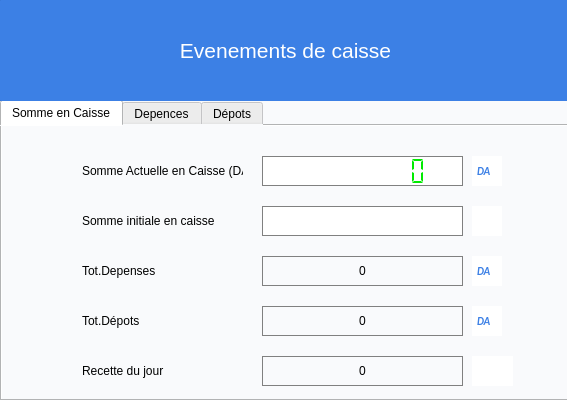
First picture: the form in DESIGN/DIALOGS/registerCreatorDialog.ui, repository indigene-way/ERP_business_Manager, before the edit.
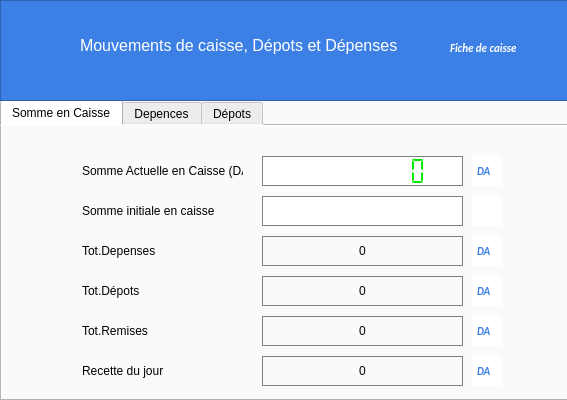
Second picture: the form after the edit. Icons and pictures are not drawn.

```diff
--- a/DESIGN/DIALOGS/registerCreatorDialog.ui
+++ b/DESIGN/DIALOGS/registerCreatorDialog.ui
@@ -146,7 +146,7 @@
      <property name="geometry">
       <rect>
        <x>80</x>
-       <y>130</y>
+       <y>110</y>
        <width>161</width>
        <height>30</height>
       </rect>
@@ -179,7 +179,7 @@
      <property name="geometry">
       <rect>
        <x>260</x>
-       <y>180</y>
+       <y>150</y>
        <width>201</width>
        <height>30</height>
       </rect>
@@ -199,7 +199,7 @@
      <property name="geometry">
       <rect>
        <x>260</x>
-       <y>130</y>
+       <y>110</y>
        <width>201</width>
        <height>30</height>
       </rect>
@@ -219,7 +219,7 @@
      <property name="geometry">
       <rect>
        <x>80</x>
-       <y>180</y>
+       <y>150</y>
        <width>161</width>
        <height>30</height>
       </rect>
@@ -232,7 +232,7 @@
      <property name="geometry">
       <rect>
        <x>80</x>
-       <y>80</y>
+       <y>70</y>
        <width>161</width>
        <height>30</height>
       </rect>
@@ -245,7 +245,7 @@
      <property name="geometry">
       <rect>
        <x>260</x>
-       <y>80</y>
+       <y>70</y>
        <width>201</width>
        <height>30</height>
       </rect>
@@ -271,7 +271,7 @@
      <property name="geometry">
       <rect>
        <x>470</x>
-       <y>80</y>
+       <y>70</y>
        <width>30</width>
        <height>30</height>
       </rect>
@@ -324,52 +324,6 @@
       </size>
      </property>
     </widget>
-    <widget class="QPushButton" name="registerPrint">
-     <property name="geometry">
-      <rect>
-       <x>470</x>
-       <y>230</y>
-       <width>41</width>
-       <height>30</height>
-      </rect>
-     </property>
-     <property name="sizePolicy">
-      <sizepolicy hsizetype="Minimum" vsizetype="Maximum">
-       <horstretch>0</horstretch>
-       <verstretch>0</verstretch>
-      </sizepolicy>
-     </property>
-     <property name="cursor">
-      <cursorShape>PointingHandCursor</cursorShape>
-     </property>
-     <property name="toolTip">
-      <string>imprimer les évenements caisse...</string>
-     </property>
-     <property name="statusTip">
-      <string/>
-     </property>
-     <property name="autoFillBackground">
-      <bool>false</bool>
-     </property>
-     <property name="styleSheet">
-      <string notr="true">QPushButton{background-color:white; color : white; border: 0px solid #000028 ;  text-align:center}
-QPushButton:hover{background-color:#f9fafc;color:#a4a5a7;border: 0px solid #ecf0f5}
-QPushButton:focus{color:#00ea00}</string>
-     </property>
-     <property name="text">
-      <string/>
-     </property>
-     <property name="icon">
-      <iconset>
-       <normaloff>../../IMAGES/Icons/window (2).png</normaloff>../../IMAGES/Icons/window (2).png</iconset>
-     </property>
-     <property name="iconSize">
-      <size>
-       <width>30</width>
-       <height>29</height>
-      </size>
-     </property>
-    </widget>
     <widget class="QPushButton" name="editInit_2">
      <property name="geometry">
       <rect>
@@ -425,7 +379,7 @@
      <property name="geometry">
       <rect>
        <x>470</x>
-       <y>130</y>
+       <y>110</y>
        <width>30</width>
        <height>30</height>
       </rect>
@@ -476,7 +430,7 @@
      <property name="geometry">
       <rect>
        <x>470</x>
-       <y>180</y>
+       <y>150</y>
        <width>30</width>
        <height>30</height>
       </rect>
@@ -499,7 +453,142 @@
       </font>
      </property>
      <property name="cursor">
-      <cursorShape>PointingHandCursor</cursorShape>
+      <cursorShape>ArrowCursor</cursorShape>
+     </property>
+     <property name="toolTip">
+      <string/>
+     </property>
+     <property name="statusTip">
+      <string/>
+     </property>
+     <property name="autoFillBackground">
+      <bool>false</bool>
+     </property>
+     <property name="styleSheet">
+      <string notr="true">QPushButton{background-color:white; color : #3c80e5; border: 0px solid #000028 ;  text-align:left; padding-left:5px;}</string>
+     </property>
+     <property name="text">
+      <string>DA</string>
+     </property>
+     <property name="iconSize">
+      <size>
+       <width>21</width>
+       <height>21</height>
+      </size>
+     </property>
+    </widget>
+    <widget class="QPushButton" name="editInit_5">
+     <property name="geometry">
+      <rect>
+       <x>470</x>
+       <y>190</y>
+       <width>30</width>
+       <height>30</height>
+      </rect>
+     </property>
+     <property name="sizePolicy">
+      <sizepolicy hsizetype="Minimum" vsizetype="Maximum">
+       <horstretch>0</horstretch>
+       <verstretch>0</verstretch>
+      </sizepolicy>
+     </property>
+     <property name="font">
+      <font>
+       <family>Calibri</family>
+       <pointsize>8</pointsize>
+       <weight>75</weight>
+       <italic>true</italic>
+       <bold>true</bold>
+       <underline>false</underline>
+       <kerning>true</kerning>
+      </font>
+     </property>
+     <property name="cursor">
+      <cursorShape>ArrowCursor</cursorShape>
+     </property>
+     <property name="toolTip">
+      <string/>
+     </property>
+     <property name="statusTip">
+      <string/>
+     </property>
+     <property name="autoFillBackground">
+      <bool>false</bool>
+     </property>
+     <property name="styleSheet">
+      <string notr="true">QPushButton{background-color:white; color : #3c80e5; border: 0px solid #000028 ;  text-align:left; padding-left:5px;}</string>
+     </property>
+     <property name="text">
+      <string>DA</string>
+     </property>
+     <property name="iconSize">
+      <size>
+       <width>21</width>
+       <height>21</height>
+      </size>
+     </property>
+    </widget>
+    <widget class="QLabel" name="remiseTot">
+     <property name="geometry">
+      <rect>
+       <x>260</x>
+       <y>190</y>
+       <width>201</width>
+       <height>30</height>
+      </rect>
+     </property>
+     <property name="styleSheet">
+      <string notr="true">color:black;
+border: 1px solid  #808080;</string>
+     </property>
+     <property name="text">
+      <string>0</string>
+     </property>
+     <property name="alignment">
+      <set>Qt::AlignCenter</set>
+     </property>
+    </widget>
+    <widget class="QLabel" name="label_8">
+     <property name="geometry">
+      <rect>
+       <x>80</x>
+       <y>190</y>
+       <width>161</width>
+       <height>30</height>
+      </rect>
+     </property>
+     <property name="text">
+      <string>Tot.Remises</string>
+     </property>
+    </widget>
+    <widget class="QPushButton" name="editInit_6">
+     <property name="geometry">
+      <rect>
+       <x>470</x>
+       <y>230</y>
+       <width>30</width>
+       <height>30</height>
+      </rect>
+     </property>
+     <property name="sizePolicy">
+      <sizepolicy hsizetype="Minimum" vsizetype="Maximum">
+       <horstretch>0</horstretch>
+       <verstretch>0</verstretch>
+      </sizepolicy>
+     </property>
+     <property name="font">
+      <font>
+       <family>Calibri</family>
+       <pointsize>8</pointsize>
+       <weight>75</weight>
+       <italic>true</italic>
+       <bold>true</bold>
+       <underline>false</underline>
+       <kerning>true</kerning>
+      </font>
+     </property>
+     <property name="cursor">
+      <cursorShape>ArrowCursor</cursorShape>
      </property>
      <property name="toolTip">
       <string/>
@@ -824,26 +913,26 @@
    <widget class="QPushButton" name="Menu_2">
     <property name="geometry">
      <rect>
-      <x>0</x>
-      <y>0</y>
-      <width>571</width>
-      <height>101</height>
+      <x>80</x>
+      <y>30</y>
+      <width>341</width>
+      <height>31</height>
      </rect>
     </property>
     <property name="font">
      <font>
       <family>Segoe UI</family>
-      <pointsize>16</pointsize>
+      <pointsize>12</pointsize>
       <weight>50</weight>
       <italic>false</italic>
       <bold>false</bold>
      </font>
     </property>
     <property name="styleSheet">
-     <string notr="true">QPushButton{background-color:#3c80e5; color : white; border: 0px solid #2f4f4f  ; border-radius: 0.5px; text-align:center;}</string>
+     <string notr="true">QPushButton{background-color:#3c80e5; color : white; border: 0px solid #2f4f4f  ; border-radius: 0.5px; text-align:left;}</string>
     </property>
     <property name="text">
-     <string>Evenements de caisse</string>
+     <string>Mouvements de caisse, Dépots et Dépenses</string>
     </property>
     <property name="icon">
      <iconset>
@@ -851,8 +940,66 @@
     </property>
     <property name="iconSize">
      <size>
-      <width>18</width>
-      <height>18</height>
+      <width>21</width>
+      <height>21</height>
+     </size>
+    </property>
+   </widget>
+   <widget class="QPushButton" name="registerPrint">
+    <property name="geometry">
+     <rect>
+      <x>440</x>
+      <y>30</y>
+      <width>121</width>
+      <height>35</height>
+     </rect>
+    </property>
+    <property name="sizePolicy">
+     <sizepolicy hsizetype="Minimum" vsizetype="Maximum">
+      <horstretch>0</horstretch>
+      <verstretch>0</verstretch>
+     </sizepolicy>
+    </property>
+    <property name="font">
+     <font>
+      <family>Calibri</family>
+      <pointsize>8</pointsize>
+      <weight>75</weight>
+      <italic>true</italic>
+      <bold>true</bold>
+      <underline>false</underline>
+      <kerning>true</kerning>
+     </font>
+    </property>
+    <property name="cursor">
+     <cursorShape>PointingHandCursor</cursorShape>
+    </property>
+    <property name="toolTip">
+     <string>Imprimer ue fiche détaillée</string>
+    </property>
+    <property name="statusTip">
+     <string/>
+    </property>
+    <property name="autoFillBackground">
+     <bool>false</bool>
+    </property>
+    <property name="styleSheet">
+     <string notr="true">QPushButton{background-color:#3c80e5; color : white; border: 0px solid #000028 ;  text-align:left; padding-left:10px;}
+QPushButton:hover{color:orange;}
+QPushButton:focus{color:#00ea00}
+</string>
+    </property>
+    <property name="text">
+     <string>Fiche de caisse</string>
+    </property>
+    <property name="icon">
+     <iconset>
+      <normaloff>../../IMAGES/Icons/printCaisse.png</normaloff>../../IMAGES/Icons/printCaisse.png</iconset>
+    </property>
+    <property name="iconSize">
+     <size>
+      <width>21</width>
+      <height>21</height>
      </size>
     </property>
    </widget>
```
Left out of the diff: 12 changed lines with no effect on the pictures.
